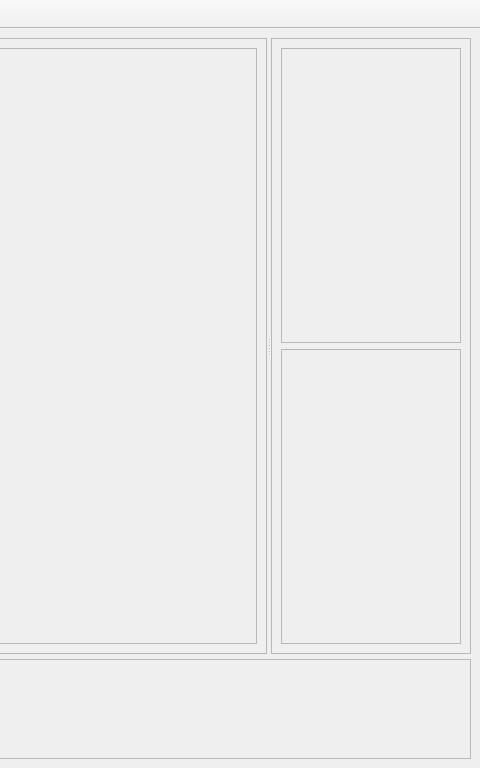
This is ui/mainwindow.ui in rafaelvasco/SpriteMator as Qt 5 draws it before an edit; both pictures show x 544 to 1024 and y 0 to 768 of the 1024 by 768 pixel window. The edited form follows.
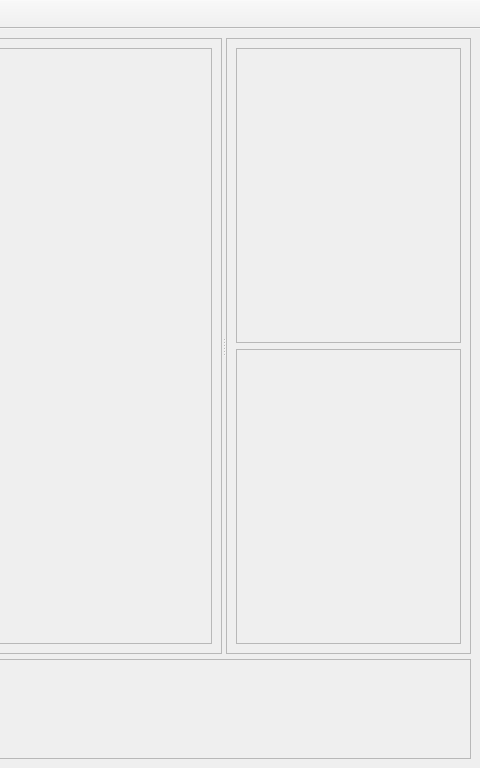
This is the edited form.

```diff
--- a/ui/mainwindow.ui
+++ b/ui/mainwindow.ui
@@ -151,7 +151,7 @@
         </property>
         <property name="minimumSize">
          <size>
-          <width>200</width>
+          <width>245</width>
           <height>550</height>
          </size>
         </property>
```
